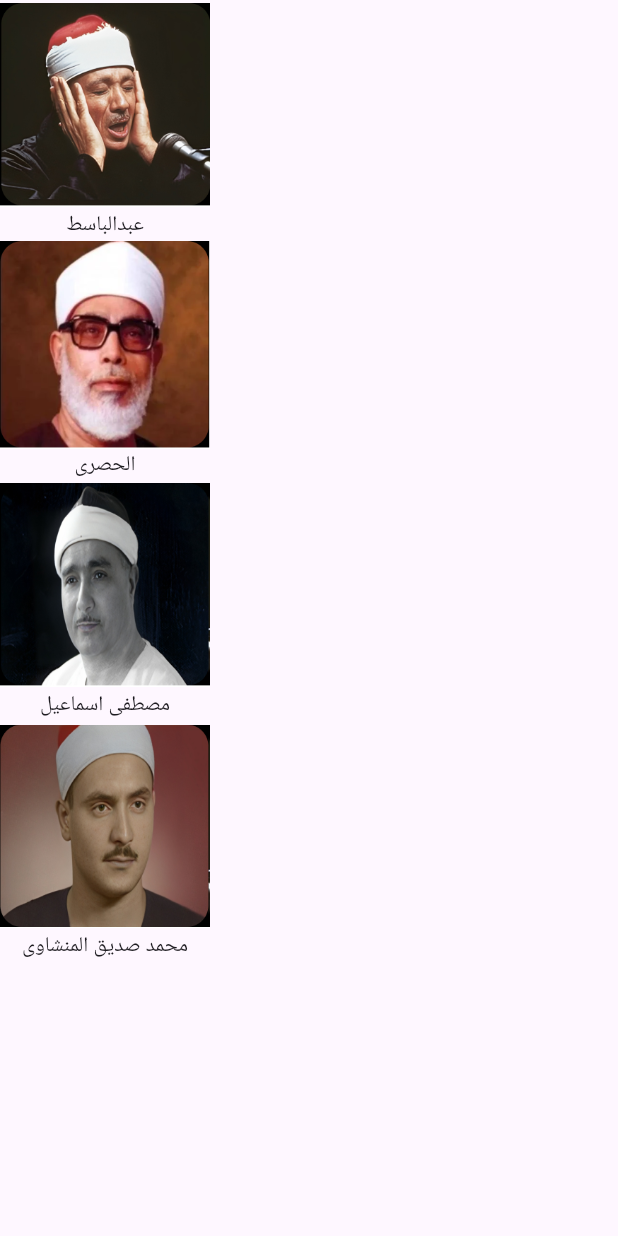
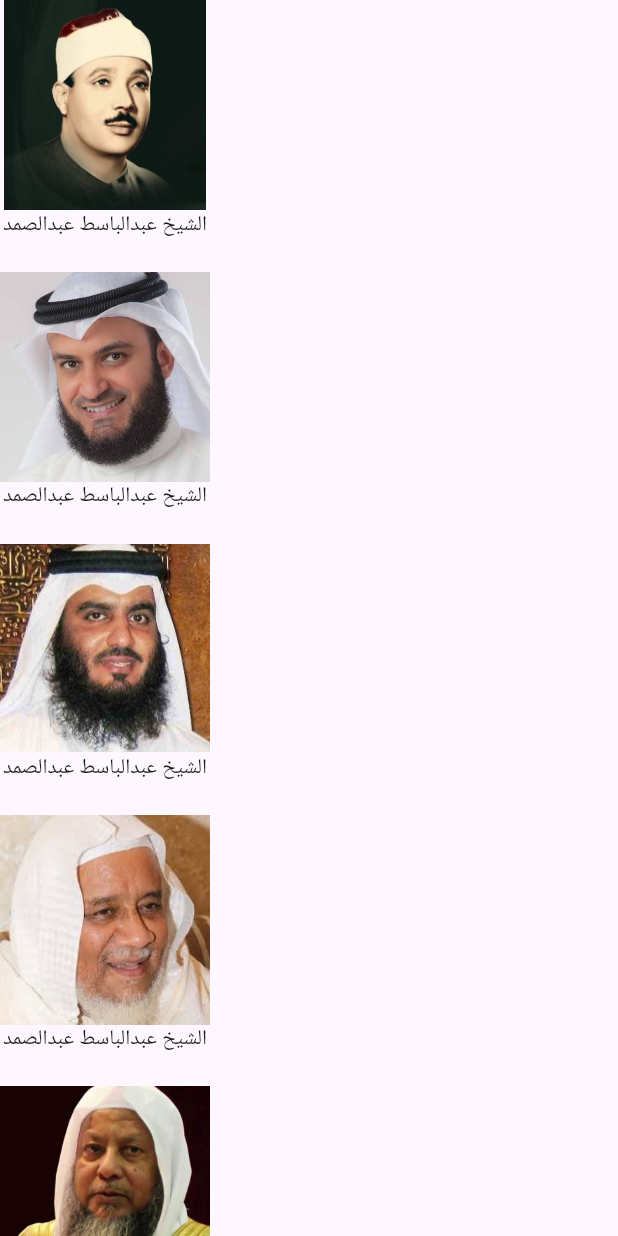
Before and after one commit to mhussin2008/modern_mushaf, a Flutter app: the Image_Selector widget shown alone on an empty page, opened directly, on a phone screen of 412 x 824 dp. Run offline on Flutter 3.47's test engine with Material 2 defaults, Android fonts, the light colour scheme and no system bars; our stand-ins replace audioplayers, easy_search_bar, google_fonts, scrollable_positioned_list, share_plus and 1 more; missing offline and left inert: dart:ffi; accounts and stored records are empty.

Commit message:
working list of qary

```diff
--- a/lib/Image_Selector.dart
+++ b/lib/Image_Selector.dart
@@ -1,7 +1,37 @@
 import 'package:flutter/material.dart';
+//import 'package:modern_mushaf/generated/assets.dart';
 
-List<String> qary_images=['abdelbasit','hosary','ismail','seddiq'];
-List<String> qary_arab_name=['عبدالباسط','الحصرى','مصطفى اسماعيل','محمد صديق المنشاوى'];
+List<String> qary_images=['abdelbasit',
+'afasy',
+  'agamy',
+  'akhdar',
+  'ayoob',
+  'gebril',
+  'hosary',
+  'hozaify',
+  'maher',
+  'refaey',
+  'shahriar',
+  'shatry',
+  'shreem',
+  'sowayed'
+];
+List<String> qary_arab_name=[
+  'الشيخ عبدالباسط عبدالصمد',
+  'الشيخ مشاري العفاسي',
+  'الشيخ أحمد بن علي العجمي',
+  'الشيخ إبراهيم الاخضر',
+  'الشيخ محمد ايوب',
+  'الشيخ محمد جبريل',
+  'الشيخ محمود خليل الحصري',
+  'الشيخ علي بن عبدالرحمن الحذيفي',
+  'الشيخ ماهر المعيقلي',
+  'الشيخ هاني الرفاعي',
+  'الشيخ شهريار برهيزكار',
+  'الشيخ ابو بكر الشاطري',
+  'الشيخ سعود الشريم',
+  'الشيخ ايمن سويد'
+];
 
 class Image_Selector extends StatefulWidget {
    Image_Selector({super.key});
@@ -21,13 +51,16 @@ class _Image_SelectorState extends State<Image_Selector> {
         qary_images.map((e) {
           return
             Column(
+              //height: 400,
             children :[Image.asset(
-              'assets/pictures/qary_pics/${e}.png'
+              'assets/images/qorra_images/${e}.jpg'
           ,width: 140,
             height: 140,
-          ) ,
-          Text(qary_arab_name[qary_images.indexOf(e)])
-          ]);
+          ) , Text(qary_arab_name[e.indexOf(e)])
+            ,SizedBox(height: 20,)
+            ]
+          //Text(qary_arab_name[qary_images.indexOf(e)])
+          );
 
 
 
--- a/lib/readers_player.dart
+++ b/lib/readers_player.dart
@@ -73,20 +73,20 @@ class _readers_playerState extends State<readers_player> {
 
 
             ]),
-            Container(
-              width: 345,
-             height: 160,
-              decoration: ShapeDecoration(
-                image: DecorationImage(
-                  image: Image.asset("assets/images/background1.png").image,
-                  fit: BoxFit.fill,
-                ),
-                shape: RoundedRectangleBorder(
-                  borderRadius: BorderRadius.circular(15),
-                ),
-              ),
-            ),
-            SizedBox(height: 20,),
+            // Container(
+            //   width: 345,
+            //  height: 160,
+            //   decoration: ShapeDecoration(
+            //     image: DecorationImage(
+            //       image: Image.asset("assets/pictures/img1.png").image,
+            //       fit: BoxFit.fill,
+            //     ),
+            //     shape: RoundedRectangleBorder(
+            //       borderRadius: BorderRadius.circular(15),
+            //     ),
+            //   ),
+            // ),
+            //SizedBox(height: 20,),
             Container(
 
                 width: double.infinity,
--- a/pubspec.yaml
+++ b/pubspec.yaml
@@ -71,6 +71,7 @@ flutter:
     - assets/fonts/
     - assets/text/
     - assets/images/
+    - assets/images/qorra_images/
 
   #   - images/a_dot_ham.jpeg
 
```
Also changed, not shown: assets/images/qorra_images/abdelbasit.jpg (added), assets/images/qorra_images/afasy.jpg (added), assets/images/qorra_images/agamy.jpg (added), assets/images/qorra_images/akhdar.jpg (added), assets/images/qorra_images/ayoob.jpg (added), assets/images/qorra_images/gebril.jpg (added), assets/images/qorra_images/hosary.jpg (added), assets/images/qorra_images/hozaify.jpg (added), assets/images/qorra_images/maher.jpg (added), assets/images/qorra_images/refaey.jpg (added), assets/images/qorra_images/shahriar.jpg (added), assets/images/qorra_images/shatry.jpg (added), assets/images/qorra_images/shreem.jpg (added), assets/images/qorra_images/sowayed.jpg (added).
